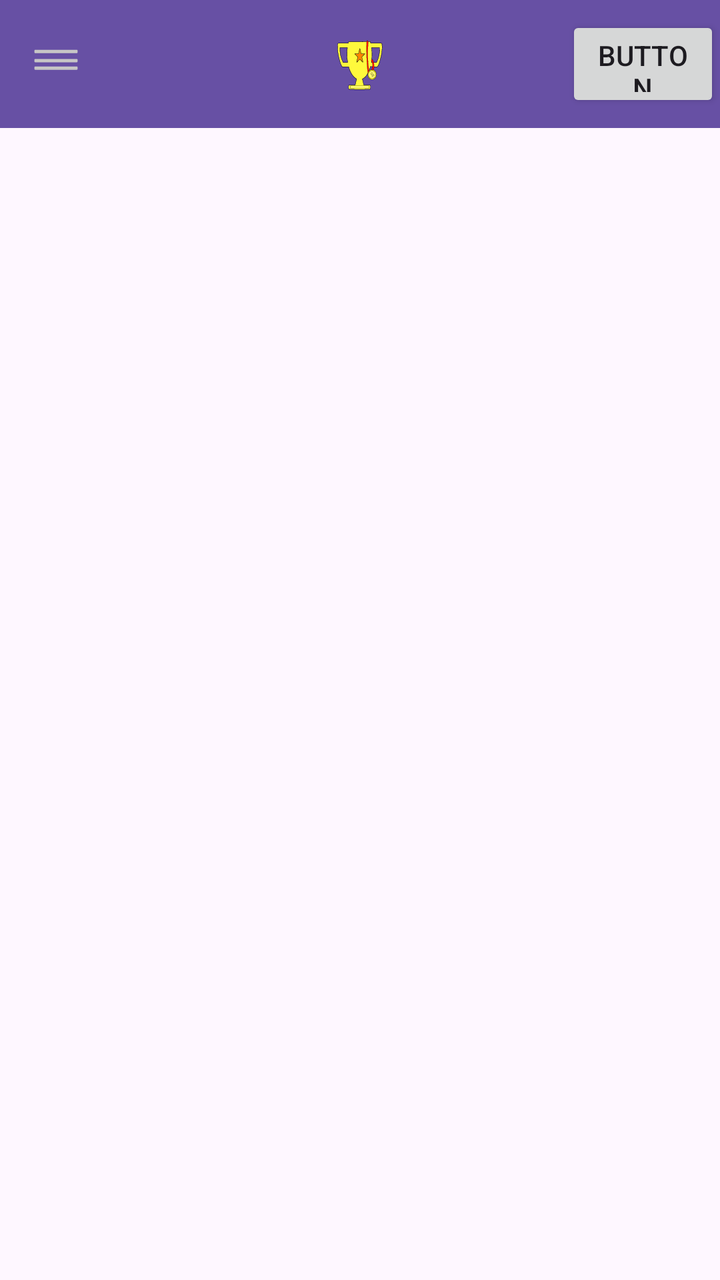
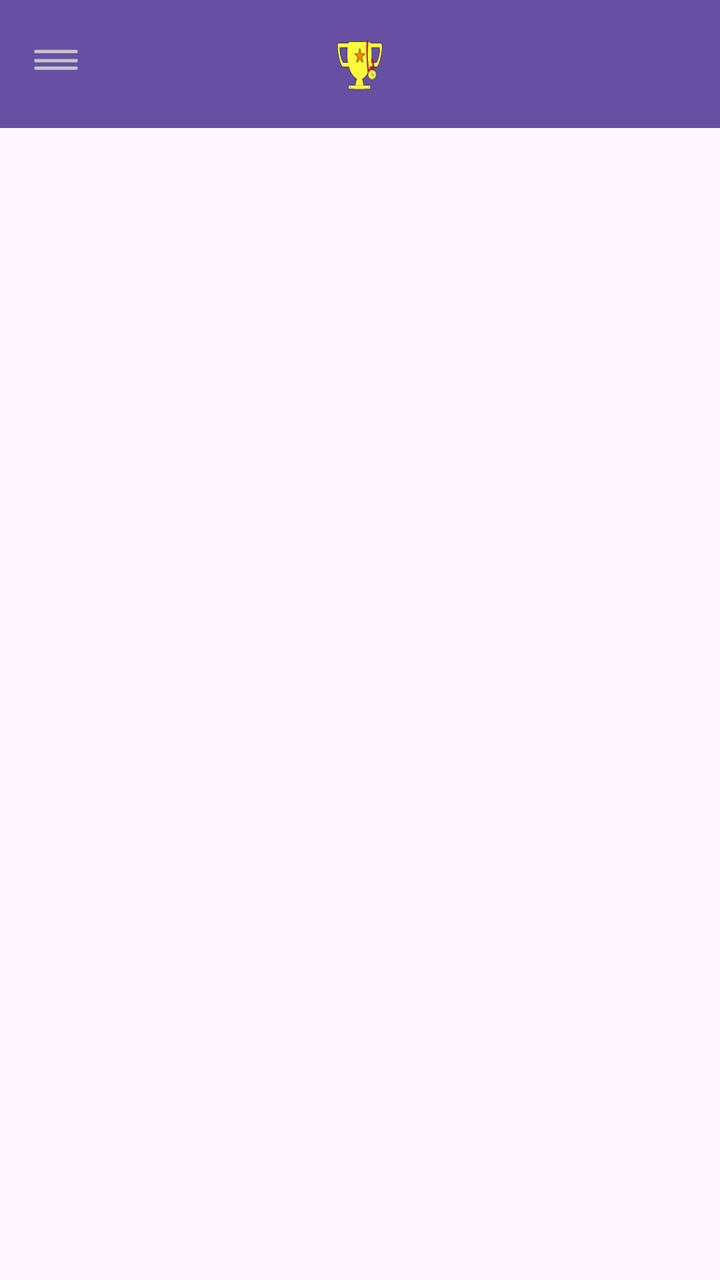

The first picture is an Android layout as it rendered before a commit; the second is the same layout after the commit. The layout source and the unified diff follow.
<!-- AndroidManifest.xml: application theme Theme.AdministracionDeTornerosElectronicos -->
<!-- res/layout/activity_principal_view.xml -->
<?xml version="1.0" encoding="utf-8"?>
<androidx.drawerlayout.widget.DrawerLayout xmlns:android="http://schemas.android.com/apk/res/android"
    xmlns:app="http://schemas.android.com/apk/res-auto"
    xmlns:tools="http://schemas.android.com/tools"
    android:id="@+id/main"
    android:layout_width="match_parent"
    android:layout_height="match_parent"
    android:keyboardNavigationCluster="true"
    tools:context=".PrincipalView">

    <androidx.constraintlayout.widget.ConstraintLayout
        android:layout_width="match_parent"
        android:layout_height="match_parent"
        android:keyboardNavigationCluster="false"
        android:fitsSystemWindows="true">

        <androidx.appcompat.widget.Toolbar
            android:id="@+id/toolbar"
            android:layout_width="match_parent"
            android:layout_height="wrap_content"
            android:background="?attr/colorPrimary"
            android:minHeight="?attr/actionBarSize"
            android:theme="?attr/actionBarTheme"
            app:layout_constraintBottom_toBottomOf="parent"
            app:layout_constraintEnd_toEndOf="parent"
            app:layout_constraintHorizontal_bias="1.0"
            app:layout_constraintStart_toStartOf="parent"
            app:layout_constraintTop_toTopOf="parent"
            app:layout_constraintVertical_bias="0.0"
            app:navigationIcon="@drawable/icono_menu"
            app:navigationIconTint="#FFFFFF">

            <ImageView
                android:id="@+id/imageView"
                android:layout_width="wrap_content"
                android:layout_height="wrap_content"
                android:layout_gravity="center"

                app:srcCompat="@drawable/icono_carga"
                tools:layout_editor_absoluteX="56dp"
                tools:layout_editor_absoluteY="17dp">

            </ImageView>

            <Button
                android:id="@+id/btnSalir"
                android:layout_width="77dp"
                android:layout_height="48dp"
                android:layout_gravity="end"
                android:foreground="@android:drawable/btn_dialog"
                android:text="Button"
                tools:layout_editor_absoluteX="289dp"
                tools:layout_editor_absoluteY="92dp" />
        </androidx.appcompat.widget.Toolbar>



        <androidx.fragment.app.FragmentContainerView
            android:id="@+id/fragment_container"
            android:layout_width="0dp"
            android:layout_height="0dp"
            tools:layout="@layout/fragment_lista_torneos"
            app:layout_constraintBottom_toBottomOf="parent"
            app:layout_constraintEnd_toEndOf="parent"
            app:layout_constraintStart_toStartOf="parent"
            app:layout_constraintTop_toBottomOf="@id/toolbar" />

    </androidx.constraintlayout.widget.ConstraintLayout>

    <com.google.android.material.navigation.NavigationView
        android:id="@+id/nav_view"
        android:layout_width="wrap_content"
        android:layout_height="match_parent"
        android:layout_gravity="start"
        app:headerLayout="@layout/nav_header"
        app:menu="@menu/drawer_menu">

    </com.google.android.material.navigation.NavigationView>

</androidx.drawerlayout.widget.DrawerLayout>
<!-- res/layout/fragment_lista_torneos.xml (included above) -->
<?xml version="1.0" encoding="utf-8"?>
<FrameLayout xmlns:android="http://schemas.android.com/apk/res/android"
    android:layout_width="match_parent"
    android:layout_height="match_parent">

    <androidx.recyclerview.widget.RecyclerView
        android:id="@+id/rvTorneos"
        android:layout_width="match_parent"
        android:layout_height="match_parent"
        android:paddingTop="8dp"
        android:clipToPadding="false" />

</FrameLayout>
<!-- res/layout/nav_header.xml (included above) -->
<?xml version="1.0" encoding="utf-8"?>
<androidx.constraintlayout.widget.ConstraintLayout xmlns:android="http://schemas.android.com/apk/res/android"
    xmlns:app="http://schemas.android.com/apk/res-auto"
    xmlns:tools="http://schemas.android.com/tools"
    android:layout_width="match_parent"
    android:layout_height="180dp"
    android:background="#333333">
        <TextView
            android:id="@+id/textView3"
            android:layout_width="wrap_content"
            android:layout_height="wrap_content"
            android:layout_marginStart="16dp"
            android:layout_marginBottom="16dp"
            android:text="Menu Principal"
            android:textColor="#FFFFFF"
            android:textSize="24sp"
            android:textStyle="bold"
            app:layout_constraintBottom_toBottomOf="parent"
            app:layout_constraintStart_toStartOf="parent" />
</androidx.constraintlayout.widget.ConstraintLayout>
<!-- resources referenced by this layout -->
<resources>
  <!-- drawable icono_carga: vector/xml drawable (drawable, 10266 chars, omitted) -->
  <!-- drawable icono_menu (drawable) -->
  <vector xmlns:android="http://schemas.android.com/apk/res/android" android:height="24dp" android:viewportHeight="512" android:viewportWidth="512" android:width="24dp">
        
      <path android:fillColor="#C7C6C6" android:pathData="M477.64,104.95C482.43,104.95 486.31,108.83 486.31,113.62L486.31,130.96C486.31,135.75 482.43,139.64 477.64,139.64L34.36,139.64C29.57,139.64 25.69,135.75 25.69,130.96L25.69,113.62C25.69,108.83 29.57,104.95 34.36,104.95L477.64,104.95Z"/>
        
      <path android:fillColor="#C7C6C6" android:pathData="M477.64,202.87C482.43,202.87 486.31,206.75 486.31,211.54L486.31,228.89C486.31,233.67 482.43,237.56 477.64,237.56L34.36,237.56C29.57,237.56 25.69,233.67 25.69,228.89L25.69,211.54C25.69,206.75 29.57,202.87 34.36,202.87L477.64,202.87Z"/>
        
      <path android:fillColor="#C7C6C6" android:pathData="M477.64,283.22C482.43,283.22 486.31,287.11 486.31,291.9L486.31,309.24C486.31,314.03 482.43,317.91 477.64,317.91L34.36,317.91C29.57,317.91 25.69,314.03 25.69,309.24L25.69,291.9C25.69,287.11 29.57,283.22 34.36,283.22L477.64,283.22Z"/>
      
  </vector>
  <style name="Theme.AdministracionDeTornerosElectronicos" parent="Base.Theme.AdministracionDeTornerosElectronicos" />
  <style name="Base.Theme.AdministracionDeTornerosElectronicos" parent="Theme.Material3.DayNight.NoActionBar">
          
          
      </style>
</resources>

<!-- the commit's change to res/layout/activity_principal_view.xml (unified diff, before → after) -->
@@ -42,15 +42,6 @@
 
             </ImageView>
 
-            <Button
-                android:id="@+id/btnSalir"
-                android:layout_width="77dp"
-                android:layout_height="48dp"
-                android:layout_gravity="end"
-                android:foreground="@android:drawable/btn_dialog"
-                android:text="Button"
-                tools:layout_editor_absoluteX="289dp"
-                tools:layout_editor_absoluteY="92dp" />
         </androidx.appcompat.widget.Toolbar>
 
 
